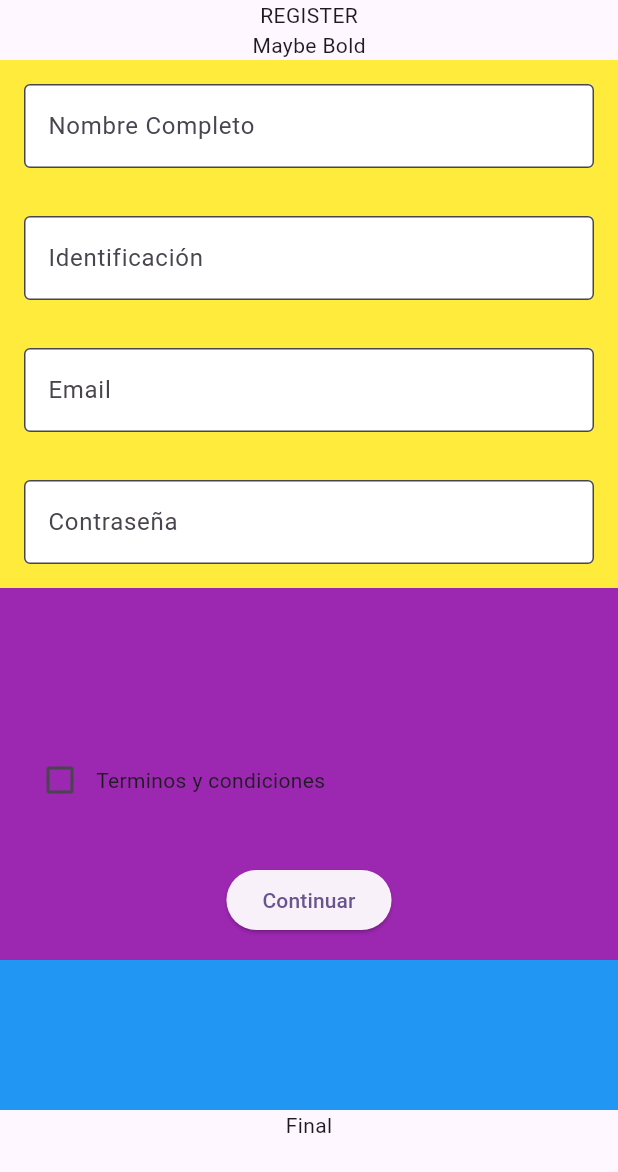
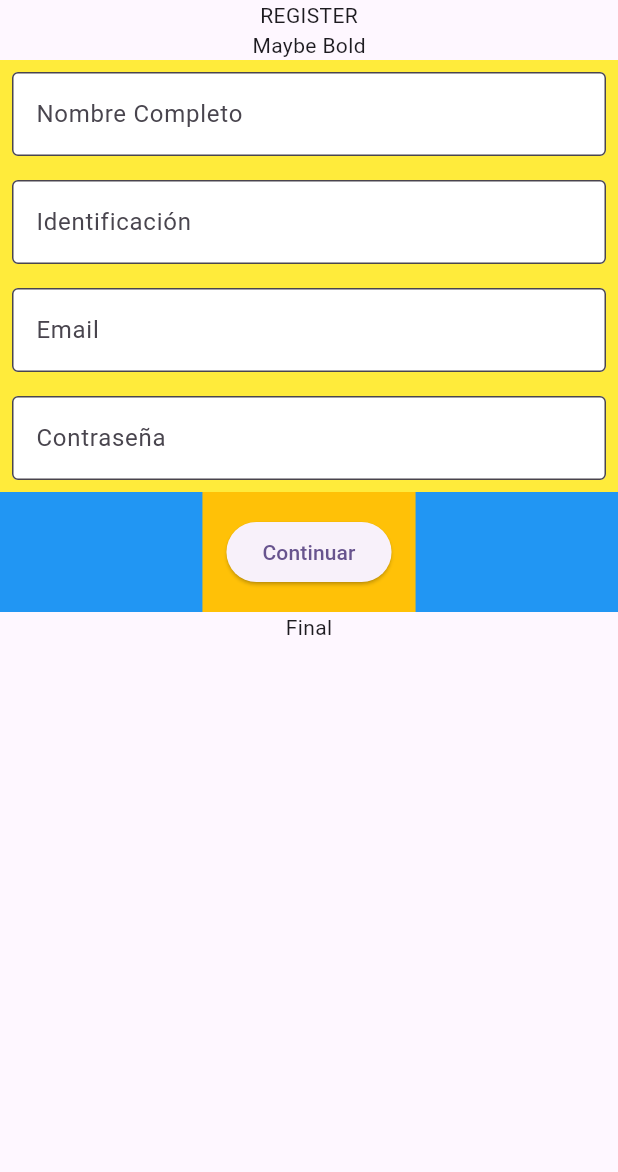
Before and after one commit to jberdugocesar/banca_creditos_app, a Flutter app: the RegisterPage screen opened by its route, on a phone screen of 412 x 824 dp. Shown: the top 1172 px of the screen. Run offline on Flutter 3.47's test engine with Material 3 defaults, Android fonts, the light colour scheme and no system bars; our stand-ins replace get, loggy, modal_bottom_sheet, persistent_bottom_nav_bar; missing offline and left inert: excel.

Commit message:
form widget changes based on it's textFormField size

```diff
--- a/lib/ui/pages/home_page.dart
+++ b/lib/ui/pages/home_page.dart
@@ -32,9 +32,7 @@ class HomePage extends StatelessWidget {
             const Text("HomePage"),
             const Text(
                 "Ingresa los datos de tu credito según lo que necesites"),
-            SizedBox(
-              height: 500,
-              child: MyForm(
+            MyForm(
                 texts: text,
                 hintTexts: hintText,
                 buttonText: "Simular",
@@ -45,8 +43,7 @@ class HomePage extends StatelessWidget {
                     withNavBar: true, // OPTIONAL VALUE. True by default.
                     pageTransitionAnimation: PageTransitionAnimation.slideUp,
                   );
-                  }),
-            )
+                })
           ],
         ),
       ),
--- a/lib/ui/pages/register.dart
+++ b/lib/ui/pages/register.dart
@@ -20,33 +20,37 @@ class RegisterPage extends StatelessWidget {
 
   @override
   Widget build(BuildContext context) {
+    double screenWidth = MediaQuery.of(context).size.width;
+    double screenHeight = MediaQuery.of(context).size.height;
     return Scaffold(
-      body: Column(
+        body: SafeArea(
+            child: LayoutBuilder(
+      builder: (context, constraints) => SizedBox(
+        width: screenWidth,
+        height: screenHeight,
+        child: Column(
           mainAxisAlignment: MainAxisAlignment.start,
+          crossAxisAlignment: CrossAxisAlignment.center,
           mainAxisSize: MainAxisSize.min,
           children: [
             const Text("REGISTER"),
             const Text("Maybe Bold"),
-          Container(
-            height: 600,
-            color: Colors.purple,
-            child: MyForm(
+            MyForm(
               texts: textList,
               hintTexts: hintTextList,
-              bottomWidget: const CheckButton(
+              /* bottomWidget: Container(
+                color: Colors.amber,
+                child: const CheckButton(
                   text: "Terminos y condiciones",
                 ),
+              ), */
               buttonText: "Continuar",
               onPressed: () async => await Get.toNamed("/homepage"),
-            ),
-          ),
-          Container(
-            color: Colors.blue,
-            height: 100,
             ),
             const Text("Final")
           ],
         ),
-    );
+      ),
+    )));
   }
 }
--- a/lib/ui/widgets/form.dart
+++ b/lib/ui/widgets/form.dart
@@ -25,22 +25,26 @@ class _MyFormState extends State<MyForm> {
   @override
   Widget build(BuildContext context) {
     return Container(
+      color: Colors.pink,
       child: Form(
         key: _formKey,
-        child: IntrinsicHeight(
+        child: SingleChildScrollView(
+          child: Container(
+            color: Colors.blue,
             child: Column(
-            mainAxisAlignment: MainAxisAlignment.start,
-            mainAxisSize: MainAxisSize.min,
+              crossAxisAlignment: CrossAxisAlignment.center,
+              mainAxisSize: MainAxisSize.max,
               children: [
-              Expanded(
+                SizedBox(
                   child: ListView.builder(
-                  physics: const NeverScrollableScrollPhysics(),
+                    shrinkWrap: true,
+                    physics: const ScrollPhysics(),
                     itemCount: widget.texts.length,
                     itemBuilder: (BuildContext context, int index) {
                       return Container(
                         color: Colors.yellow,
                         child: Padding(
-                        padding: const EdgeInsets.all(16.0),
+                          padding: const EdgeInsets.all(8.0),
                           child: TextFormField(
                             decoration: InputDecoration(
                               border: const OutlineInputBorder(
@@ -65,7 +69,7 @@ class _MyFormState extends State<MyForm> {
                 ),
                 widget.bottomWidget ?? const SizedBox.shrink(),
                 Container(
-                color: Colors.purple,
+                  color: Colors.amber,
                   child: Padding(
                     padding: const EdgeInsets.all(16.0),
                     child: ElevatedButton(
@@ -82,6 +86,7 @@ class _MyFormState extends State<MyForm> {
             ),
           ),
         ),
+      ),
     );
   }
 }
```
Lines whose indentation alone changed are shown as unchanged.
